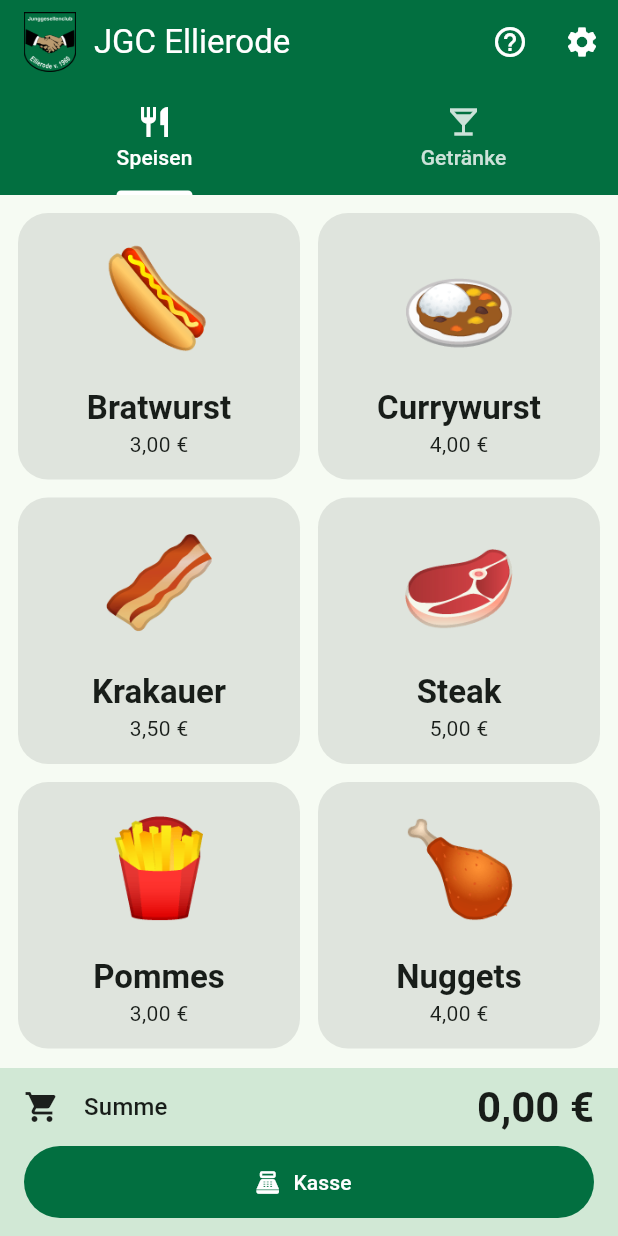
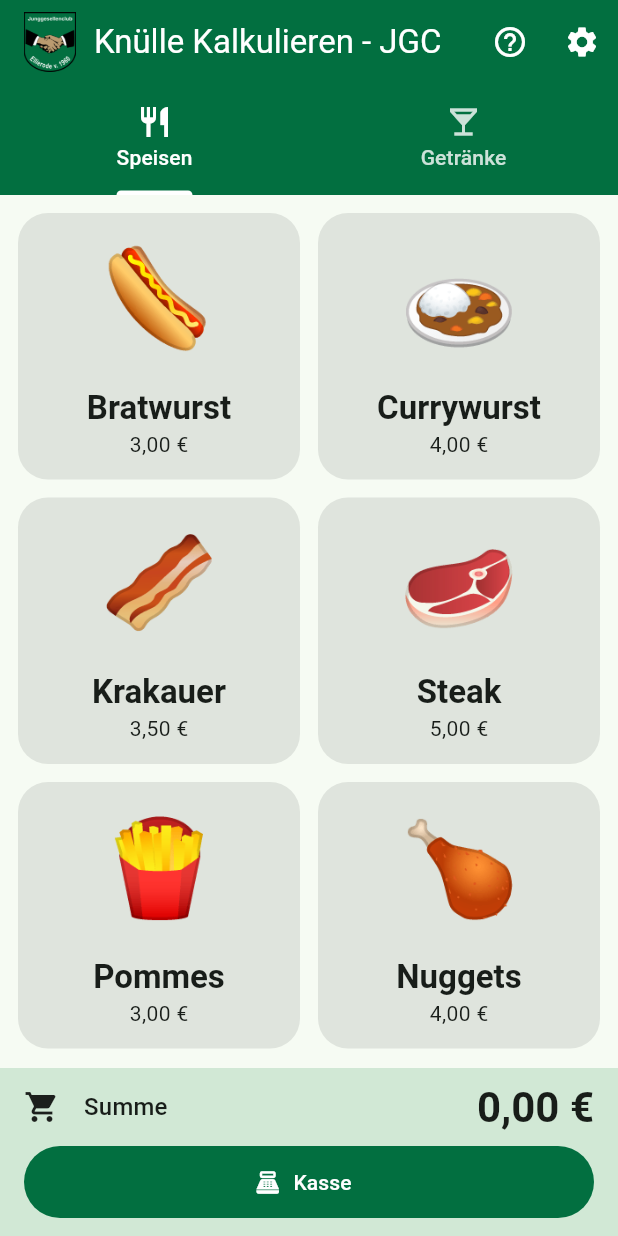
Before and after one commit to Ogie0/Easy-Price-Calculation, a Flutter app: the screen it shows after launch, on a phone screen of 412 x 824 dp. Run offline on Flutter 3.47's test engine with Material 3 defaults, Android fonts, the phone set to English and light mode, and no system bars; our stand-ins replace shared_preferences.

Commit message:
Rename app to "Knülle Kalkulieren - JGC" and fill in imprint [skip ci]
- App name in launcher, app bar (scaled down instead of cut off on
  narrow phones), license page, legal texts, release title and APK file
  name (Knuelle-Kalkulieren-JGC.apk).
- Imprint with the club's address, representative and contact.

Co-Authored-By: Claude Opus 5.5 <noreply@anthropic.com>
Claude-Session: https://claude.ai/code/session_01NupdSHJUqBHfHitkyt8aD3

```diff
--- a/lib/legal_texts.dart
+++ b/lib/legal_texts.dart
@@ -1,26 +1,25 @@
 /// Rechtliche Texte für den Bereich „Rechtliches“ im FAQ.
 ///
-/// TODO(Vorstand): Platzhalter in eckigen Klammern im Impressum ausfüllen.
 library;
 
 const String kImpressum = '''
 Angaben zum Herausgeber dieser App
 
 Junggesellenclub Ellierode v. 1960
-[Straße und Hausnummer]
-[PLZ] Ellierode
+Hüttenweg 3a
+37181 Ellierode
 
-Vertreten durch: [Vorname Nachname, Funktion]
-Kontakt: [E-Mail-Adresse]
+Vertreten durch: Timon Schütte, 1. Vorsitzender
+Kontakt: timon.schuette@gmail.com
 
-Verantwortlich für den Inhalt: [Vorname Nachname, Anschrift wie oben]
+Verantwortlich für den Inhalt: Timon Schütte, Anschrift wie oben
 
 Die App wird ausschließlich für die interne Nutzung bei Veranstaltungen des Clubs bereitgestellt und nicht kommerziell vertrieben.
 ''';
 
 const String kNutzungsbedingungen = '''
 1. Zweck
-Die App „JGC Ellierode“ ist ein Rechenhilfsmittel für den Verkauf bei Veranstaltungen des Junggesellenclubs Ellierode v. 1960. Sie berechnet Summen, Pfand und Rückgeld.
+Die App „Knülle Kalkulieren - JGC“ ist ein Rechenhilfsmittel für den Verkauf bei Veranstaltungen des Junggesellenclubs Ellierode v. 1960. Sie berechnet Summen, Pfand und Rückgeld.
 
 2. Nutzung
 Die App wird Mitgliedern und Helfern des Clubs kostenlos zur Verfügung gestellt. Eine Weitergabe an Dritte oder eine kommerzielle Nutzung ist nicht vorgesehen.
--- a/lib/main.dart
+++ b/lib/main.dart
@@ -45,7 +45,7 @@ class KassenApp extends StatelessWidget {
   @override
   Widget build(BuildContext context) {
     return MaterialApp(
-      title: 'JGC Ellierode',
+      title: kAppName,
       debugShowCheckedModeBanner: false,
       // Deutsche System-Texte (z. B. „Zurück“, „Einfügen“).
       locale: const Locale('de'),
--- a/lib/screens/faq_screen.dart
+++ b/lib/screens/faq_screen.dart
@@ -127,7 +127,7 @@ class FaqScreen extends StatelessWidget {
                 title: const Text('Open-Source-Lizenzen'),
                 onTap: () => showLicensePage(
                   context: context,
-                  applicationName: 'JGC Ellierode',
+                  applicationName: kAppName,
                   applicationVersion: kAppVersion,
                   applicationIcon: Padding(
                     padding: const EdgeInsets.all(8),
--- a/lib/screens/home_screen.dart
+++ b/lib/screens/home_screen.dart
@@ -71,7 +71,14 @@ class HomeScreen extends StatelessWidget {
               children: [
                 Image.asset(kClubLogo, height: 40),
                 const SizedBox(width: 12),
-                const Flexible(child: Text('JGC Ellierode', overflow: TextOverflow.ellipsis)),
+                // Langer Name: lieber etwas kleiner als abgeschnitten.
+                const Flexible(
+                  child: FittedBox(
+                    fit: BoxFit.scaleDown,
+                    alignment: Alignment.centerLeft,
+                    child: Text(kAppName),
+                  ),
+                ),
               ],
             ),
             actions: [
--- a/lib/theme.dart
+++ b/lib/theme.dart
@@ -4,6 +4,8 @@ import 'package:flutter/material.dart';
 const Color kClubGreen = Color(0xFF026F40);
 
 const String kClubLogo = 'assets/logo/jgc_logo.png';
+
+const String kAppName = 'Knülle Kalkulieren - JGC';
 
 final ThemeData clubTheme = () {
   final scheme = ColorScheme.fromSeed(
```
Also changed, not shown: 5 other files.
